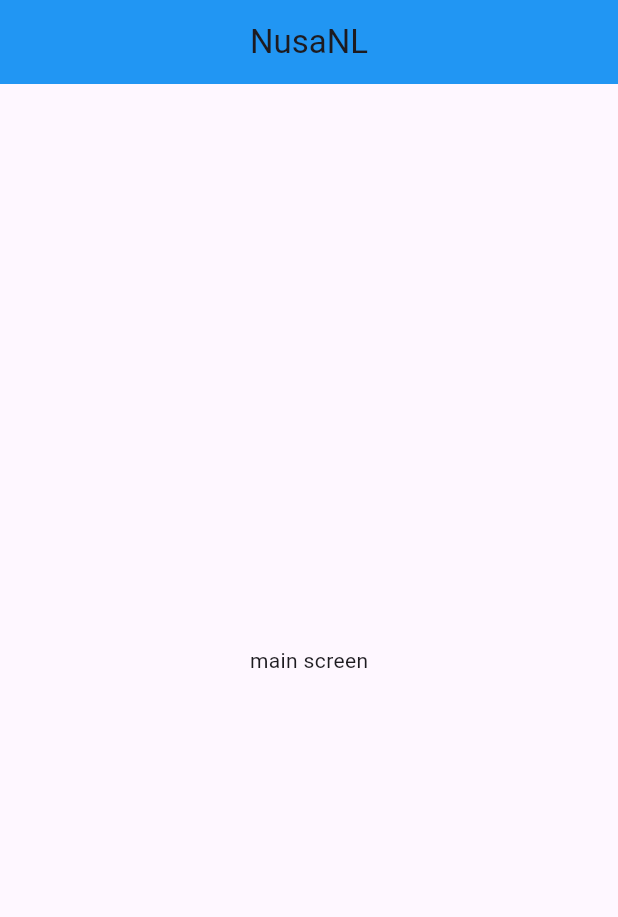
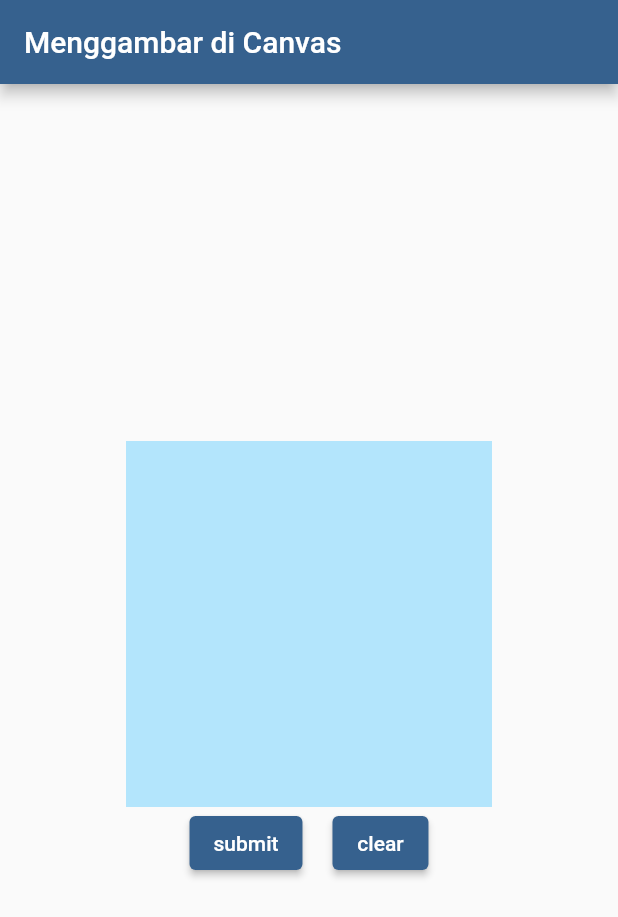
Before and after one commit to adeiskandarzulkarnaen/NusaNL-Flutter, a Flutter app: the screen it shows after launch, on a phone screen of 412 x 824 dp. Shown: the top 917 px of the screen. Run offline on Flutter 3.47's test engine with Material 3 defaults, Android fonts, the phone set to English and light mode, and no system bars; drawn by our look-alikes of signature; our stand-ins replace image_picker; missing offline and left inert: flutter_tflite.

Commit message:
add canvas clasify

```diff
--- /dev/null
+++ b/assets/models/labels.txt
@@ -0,0 +1,3 @@
+0 Gall Midge
+1 Healthy
+2 Sooty Mould
--- a/lib/home_page.dart
+++ /dev/null
@@ -1,21 +0,0 @@
-import 'package:flutter/material.dart';
-
-class HomePage extends StatelessWidget {
-  const HomePage({
-    super.key,
-  });
-
-  @override
-  Widget build(BuildContext context) {
-    return Scaffold(
-      appBar: AppBar(
-        title: const Text("NusaNL"),
-        centerTitle: true,
-        backgroundColor: Colors.blue,
-      ),
-      body: const Center(
-        child: Text("main screen"),
-      ),
-    );
-  }
-}
--- a/lib/main.dart
+++ b/lib/main.dart
@@ -1,5 +1,5 @@
 import 'package:flutter/material.dart';
-import 'package:nusanl/home_page.dart';
+import 'package:nusanl/screen/canvas_drawing_page.dart';
 
 void main() {
   runApp(const NusaNL());
@@ -13,9 +13,10 @@ class NusaNL extends StatelessWidget {
     return MaterialApp(
       title: "NusaNL",
       theme: ThemeData(
-        useMaterial3: true,
+        useMaterial3: false,
+        colorScheme: ColorScheme.fromSeed(seedColor: Colors.blue),
       ),
-      home: const HomePage(),
+      home: const CanvasDrawingPage(),
     );
   }
 }
--- /dev/null
+++ b/lib/screen/canvas_drawing_page.dart
@@ -0,0 +1,109 @@
+
+import 'dart:developer';
+import 'dart:typed_data';
+import 'package:flutter/material.dart';
+import 'package:flutter_tflite/flutter_tflite.dart';
+import 'package:signature/signature.dart';
+
+class CanvasDrawingPage extends StatefulWidget {
+  const CanvasDrawingPage({super.key});
+
+  @override
+  State<CanvasDrawingPage> createState() => _CanvasDrawingPageState();
+}
+
+class _CanvasDrawingPageState extends State<CanvasDrawingPage> {
+
+  final SignatureController _signatureController = SignatureController(
+    penStrokeWidth: 3.0,
+    penColor: Colors.black,
+    exportBackgroundColor: Colors.black,
+    exportPenColor: Colors.white,
+    onDrawEnd: () => log("gambar lepas"),
+  );
+
+  Future<String?> _tfliteInit() async {
+    String? res = await Tflite.loadModel(
+      model: "assets/models/num_cnn.tflite",
+      labels: "assets/models/num_cnnlabels.txt",
+      numThreads: 1,        // defaults to 1
+      isAsset: true,        // defaults to true, set to false to load resources outside assets
+      useGpuDelegate: false // defaults to false, set to true to use GPU delegate
+    );
+    return res; // success
+  }
+
+  Future<List?> recognizeByteImage(Uint8List imageByte) async {
+    List? recognitions = await Tflite.runModelOnBinary(
+      binary: imageByte,// required
+      numResults: 6,    // defaults to 5
+      threshold: 0.05,  // defaults to 0.1
+      asynch: true      // defaults to true
+    );
+    return recognitions;
+  }
+
+  @override
+  Widget build(BuildContext context) {
+    return Scaffold(
+      appBar: AppBar(
+        title: const Text("Menggambar di Canvas"),
+      ),
+      body: Center(
+        child: Column(
+          mainAxisAlignment: MainAxisAlignment.center,
+          children: [
+            Signature(
+              controller: _signatureController,
+              width: 244,
+              height: 244,
+              backgroundColor: Colors.lightBlue[100]!,
+            ),
+
+            Row(
+              mainAxisAlignment: MainAxisAlignment.center,
+              children: [
+                ElevatedButton(
+                  onPressed: () async {
+                    log("submit ditekan");
+                    Uint8List? exportedImage = await _signatureController.toPngBytes(width: 244, height: 244);
+
+                    if(exportedImage != null) {
+                      List? result = await recognizeByteImage(exportedImage);
+                      if(result != null) log(result.toString());
+                    }
+                  },
+                  child: const Text("submit")
+                ),
+
+                const SizedBox(width: 20,),
+
+                ElevatedButton(
+                  onPressed: () {
+                    setState(() => _signatureController.clear());
+                  },
+                  child: const Text("clear")
+                ),
+              ],
+            )
+          ],
+        ),
+      ),
+    );
+  }
+
+  @override
+  void initState() {
+    super.initState();
+    _tfliteInit();
+
+    log("Load Model berhasil!!!");
+  }
+
+  @override
+  void dispose() {
+    super.dispose();
+    Tflite.close();
+    _signatureController.dispose();
+  }
+}
```
Also changed, not shown: assets/models/num_cnnlabels.txt (added, +10 -0 lines), lib/screen/image_classification_page.dart (added, +106 -0 lines), lib/tfutils.dart (added, +33 -0 lines), pubspec.yaml (+10 -3 lines), assets/images/upload.jpg (added), pubspec.lock, 3 other files.
